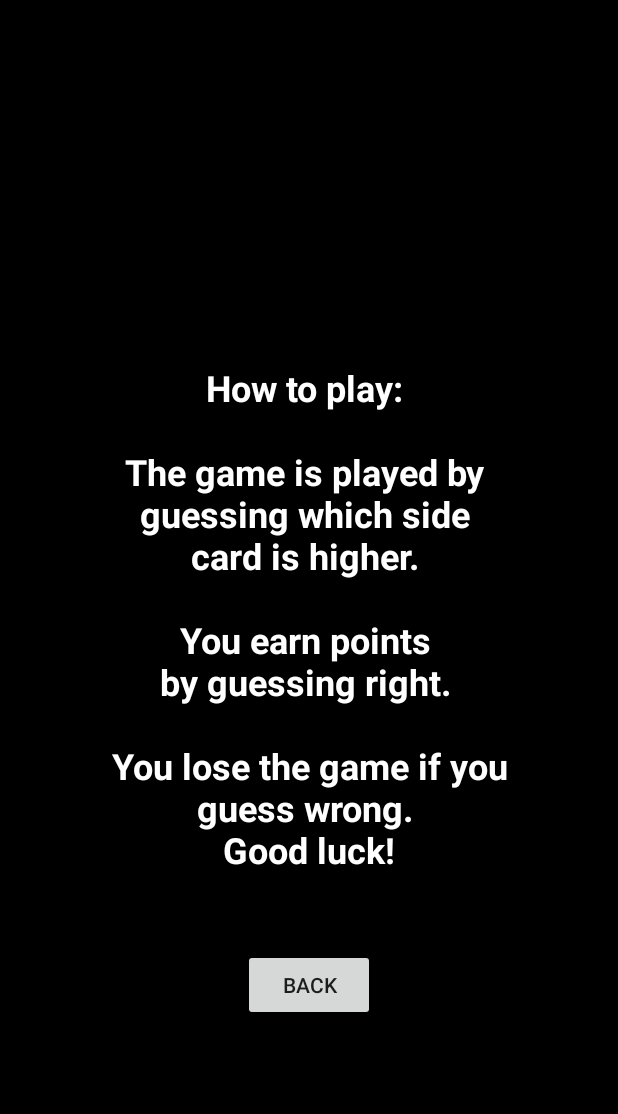
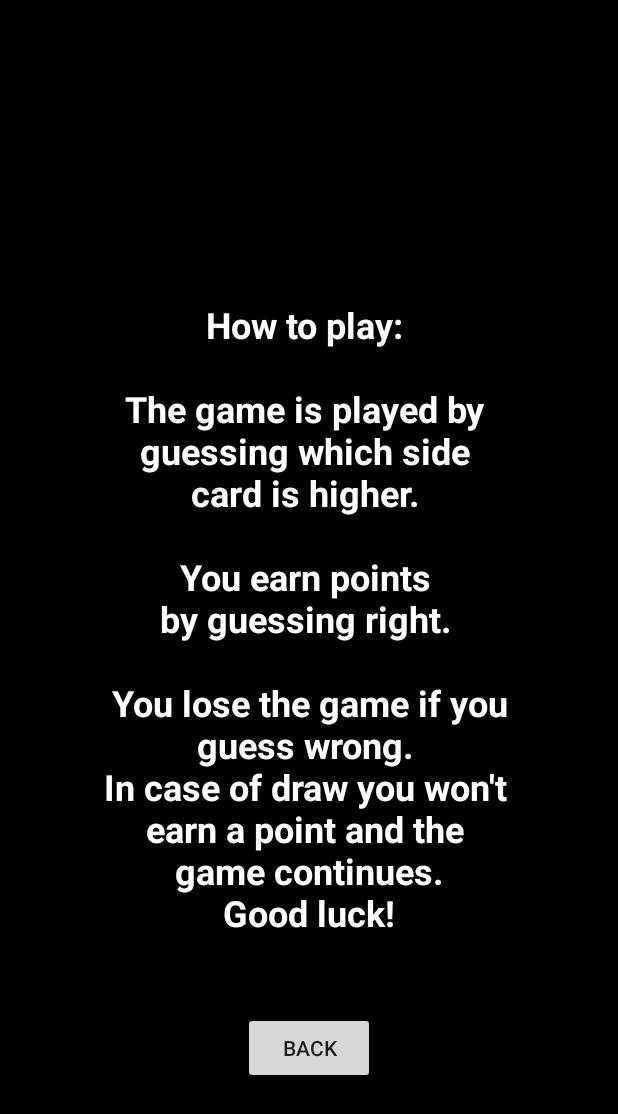
Before and after one commit to MouhammadAzroun/Card-Guess, an Android app: the HowToPlayActivity screen opened directly, with no data from a screen before it, on a phone screen of 412 x 824 dp. Shown: the top 1114 px of the screen. Run offline under Robolectric (Android 15) with nearby library versions, the phone set to English and light mode, and no system bars.

Commit message:
Clean up

```diff
--- a/app/src/main/AndroidManifest.xml
+++ b/app/src/main/AndroidManifest.xml
@@ -14,6 +14,7 @@
         tools:targetApi="31">
         <activity
             android:name=".Lose_Activity"
+            android:screenOrientation="portrait"
             android:exported="false">
             <meta-data
                 android:name="android.app.lib_name"
@@ -21,6 +22,7 @@
         </activity>
         <activity
             android:name=".Game_Activity"
+            android:screenOrientation="portrait"
             android:exported="false">
             <meta-data
                 android:name="android.app.lib_name"
@@ -28,6 +30,7 @@
         </activity>
         <activity
             android:name=".HowToPlayActivity"
+            android:screenOrientation="portrait"
             android:exported="false">
             <meta-data
                 android:name="android.app.lib_name"
@@ -35,6 +38,7 @@
         </activity>
         <activity
             android:name=".MainActivity"
+            android:screenOrientation="portrait"
             android:exported="true">
             <intent-filter>
                 <action android:name="android.intent.action.MAIN" />
--- a/app/src/main/java/com/example/cardguessing/HowToPlayActivity.kt
+++ b/app/src/main/java/com/example/cardguessing/HowToPlayActivity.kt
@@ -24,6 +24,9 @@ class HowToPlayActivity : AppCompatActivity() {
                 "\n" +
                 "You lose the game if you\n" +
                 "guess wrong. \n" +
+                "In case of draw you won't \n" +
+                "earn a point and the \n" +
+                "game continues.\n" +
                 "Good luck!"
 
         val backButton = findViewById<Button>(R.id.back)
```
Also changed, not shown: app/src/main/java/com/example/cardguessing/Game_Activity.kt (+16 -10 lines).
